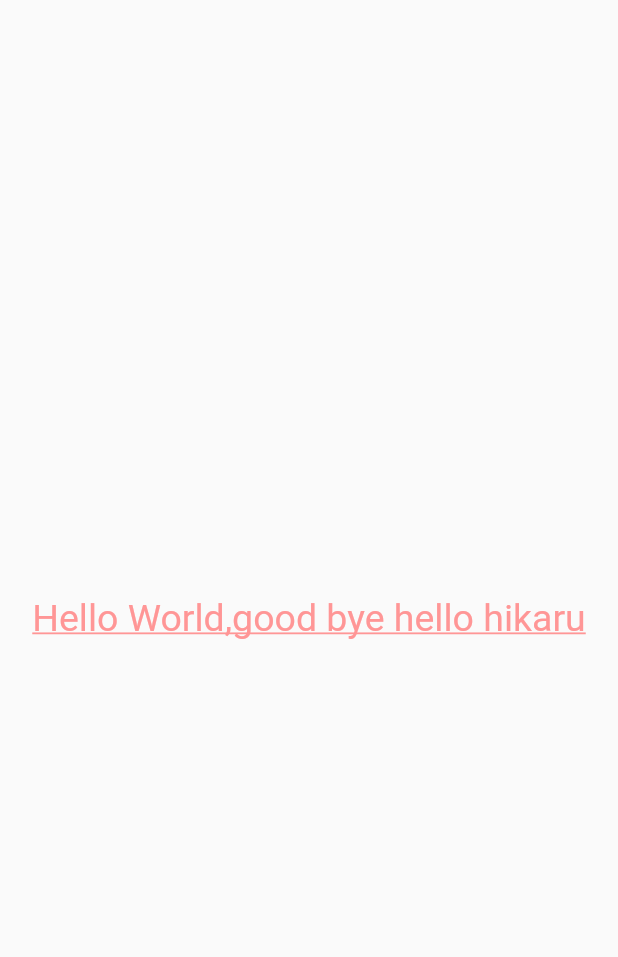
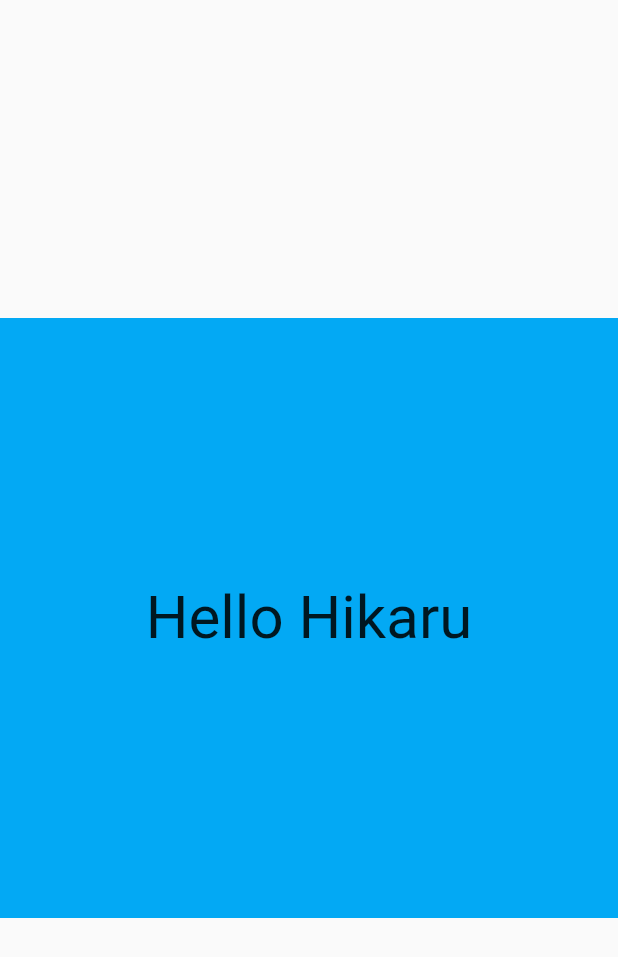
Before and after one commit to shindouhiro/Flutter, a Flutter app: the screen it shows after launch, on a phone screen of 412 x 824 dp. Shown: the top 957 px of the screen. Run offline on Flutter 3.47's test engine with Material 2 defaults, Android fonts, the phone set to English and light mode, and no system bars.

Commit message:
创建容器设置大小背景色

```diff
--- a/lib/main.dart
+++ b/lib/main.dart
@@ -12,17 +12,18 @@ class MyApp extends StatelessWidget {
        title: 'Text widget',
        home: Scaffold(
            body:Center(
-               child:Text(
-                   'Hello World,good bye hello hikaru',
-                   textAlign: TextAlign.left,
-                   maxLines: 1,
-                   style: TextStyle(
-                       fontSize: 25.0,
-                       color: Color.fromARGB(255,255,150,150),
-                       decoration: TextDecoration.underline,
-                       decorationStyle: TextDecorationStyle.solid,
-                       )
-                   ),
+               child: Container(
+                   child: new Text(
+                       'Hello Hikaru',
+                       style: TextStyle(
+                           fontSize: 40.0
+                           )
+                       ),
+                   alignment:Alignment.center,
+                   width:500.0,
+                   height:400.0,
+                   color: Colors.lightBlue,
+                   )
                )
            )
     );
```
